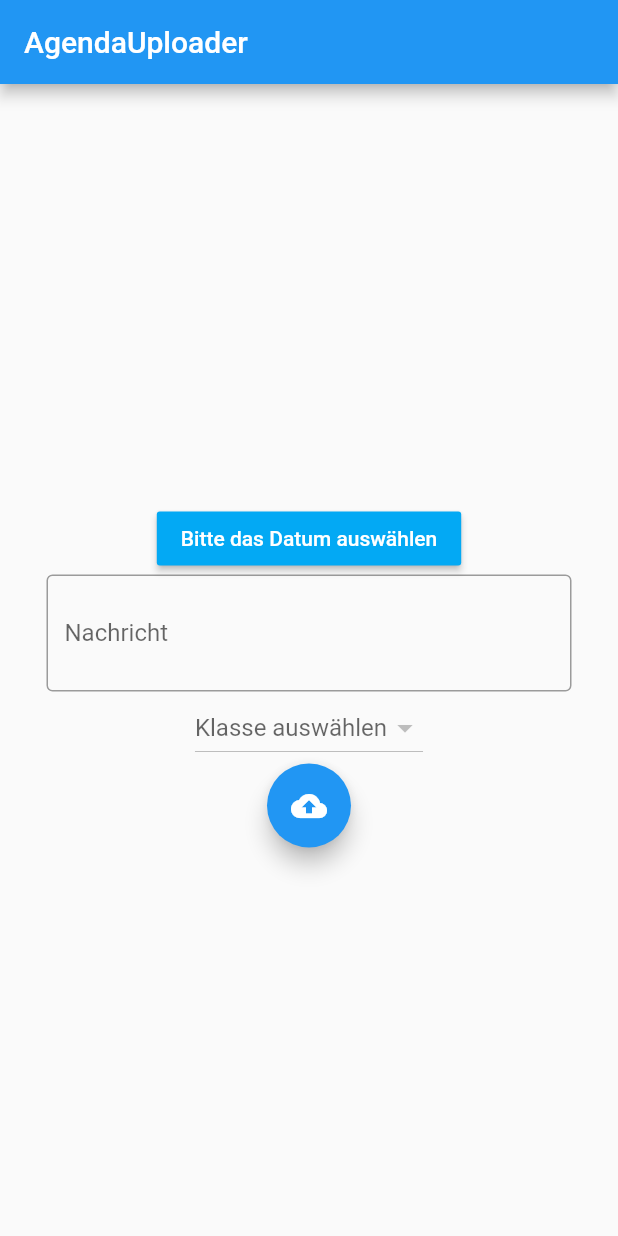
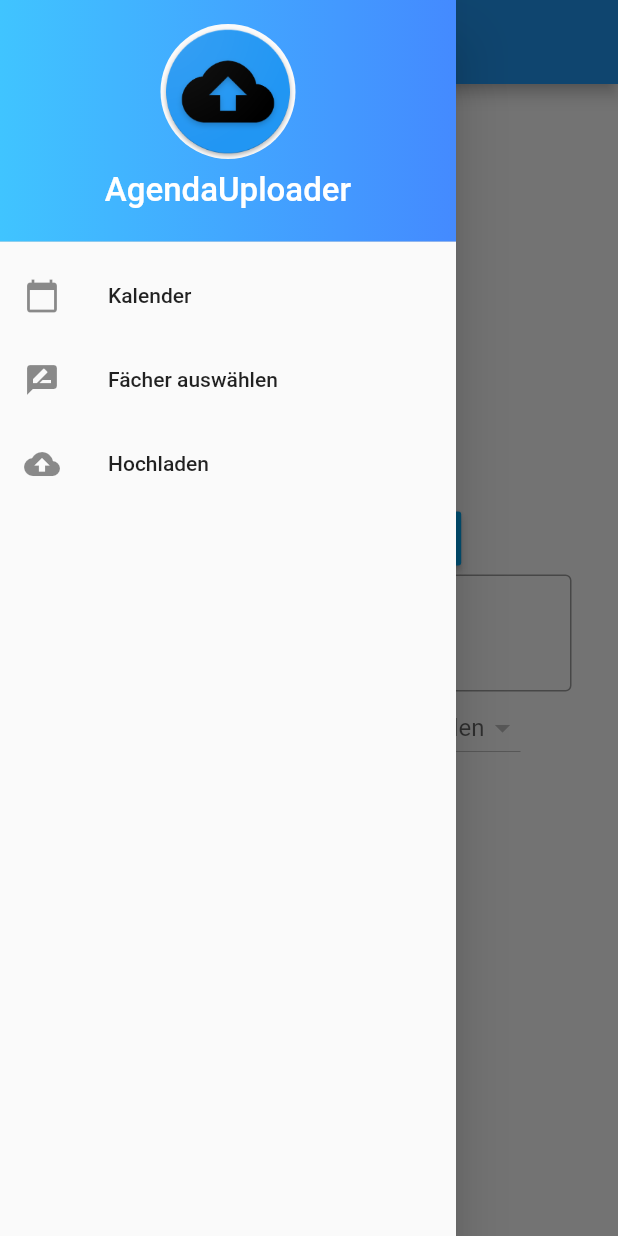
Before and after one commit to wdjpng/AgendaUploader, a Flutter app: the screen it shows after launch, with the side drawer open (before the commit the screen has no drawer), on a phone screen of 412 x 824 dp. Run offline on Flutter 3.47's test engine with Material 2 defaults, Android fonts, the phone set to English and light mode, and no system bars; our stand-ins replace cloud_firestore, rflutter_alert, sqflite, table_calendar; accounts and stored records are empty.

Commit message:
Added functionality to chose subjects, see messages and add mew messages in the calendar

```diff
--- /dev/null
+++ b/lib/Data.dart
@@ -0,0 +1,7 @@
+class Data{
+  DateTime dateTime;
+
+  Data(DateTime dateTime){
+    this.dateTime = dateTime;
+  }
+}
--- /dev/null
+++ b/lib/database_helpers.dart
@@ -0,0 +1,77 @@
+import 'dart:io';
+import 'package:path/path.dart';
+import 'package:sqflite/sqflite.dart';
+import 'package:path_provider/path_provider.dart';
+import 'dart:async';
+
+// database table and column names
+final String tableSubjects = 'subjects';
+final String columnId = '_id';
+final String columnIsSelected = 'isSelected';
+final String columnName = 'name';
+
+//Source: https://pusher.com/tutorials/local-data-flutter
+
+// singleton class to manage the database
+class DatabaseHelper {
+
+  // This is the actual database filename that is saved in the docs directory.
+  static final _databaseName = "sqliteData.db";
+  // Increment this version when you need to change the schema.
+  static final _databaseVersion = 4;
+
+  // Make this a singleton class.
+  DatabaseHelper._privateConstructor();
+  static final DatabaseHelper instance = DatabaseHelper._privateConstructor();
+
+  // Only allow a single open connection to the database.
+  static Database _database;
+  Future<Database> get database async {
+    if (_database != null) return _database;
+    _database = await _initDatabase();
+    return _database;
+  }
+
+  // open the database
+  _initDatabase() async {
+    // The path_provider plugin gets the right directory for Android or iOS.
+    Directory documentsDirectory = await getApplicationDocumentsDirectory();
+    String path = join(documentsDirectory.path, _databaseName);
+    // Open the database. Can also add an onUpdate callback parameter.
+    return await openDatabase(path,
+        version: _databaseVersion,
+        onCreate: _onCreate);
+  }
+
+  // SQL string to create the database
+  Future _onCreate(Database db, int version) async {
+    await db.execute('''
+              CREATE TABLE $tableSubjects (
+                $columnIsSelected BOOL NOT NULL,
+                $columnName TEXT NOT NULL
+              )
+              ''');
+  }
+
+  // Database helper methods:
+  insertSubjectIfAbsent(String name) async {
+    Database db = await database;
+    List<Map> result = await db.rawQuery('SELECT * FROM subjects WHERE name=?', [name]);
+    if(result.length==0){
+      db.rawInsert('INSERT INTO subjects(name, isSelected) VALUES(?, ?)', [name, false]);
+    }
+  }
+
+  updateSubjectSelection(String name, bool newValue) async {
+    Database db = await database;
+    await db.rawUpdate('UPDATE subjects SET isSelected = ? WHERE name = ?''', [newValue, name]);
+  }
+
+  Future<List<Map>> getSavedSubjects() async {
+    Database db = await database;
+    List<Map> result = await db.query(tableSubjects);
+
+    return result;
+
+  }
+}
--- /dev/null
+++ b/lib/drawer.dart
@@ -0,0 +1,67 @@
+import 'package:flutter/material.dart';
+import 'selectorPage.dart';
+import 'eventsPage.dart';
+import 'onlineUploaderPage.dart';
+
+class DrawerOnly extends StatelessWidget {
+  @override
+  Widget build (BuildContext context) {
+    return new Drawer(
+        child: new ListView(
+          children: <Widget>[
+            new DrawerHeader(
+              child: new Container(
+                child:Column(
+                    children: <Widget>[
+                      Material(
+                        borderRadius: BorderRadius.all(Radius.circular(80.0)),
+                        elevation: 0,
+                        child: Padding(padding : EdgeInsets.all(0.0),
+                        child: Image.asset('assets/images/icon.png', width:90, height:90),),
+                      ),
+                      Padding(padding: EdgeInsets.all(8.0), child: Text('AgendaUploader', style: TextStyle(color: Colors.white, fontSize: 22.0),))
+                    ]
+                )
+              ),
+              decoration: new BoxDecoration(
+                  gradient: LinearGradient(colors: <Color>[Colors.lightBlueAccent, Colors.blueAccent])
+              ),
+            ),
+            new ListTile(
+              title: new Text("Kalender"),
+              leading: new Icon( Icons.calendar_today),
+              onTap: () {
+                Navigator.pop(context);
+                Navigator.push(
+                  context,
+                  MaterialPageRoute(builder: (context) => EventsPage(title: 'AgendaApp'))
+                );
+              }
+            ),
+            new ListTile(
+                title: new Text("Fächer auswählen"),
+                leading: new Icon( Icons.rate_review),
+                onTap: () {
+                  Navigator.pop(context);
+                  Navigator.push(
+                      context,
+                      MaterialPageRoute(builder: (context) => SelectorPage())
+                  );
+                }
+            ),
+            new ListTile(
+                title: new Text("Hochladen"),
+                leading: new Icon( Icons.cloud_upload),
+                onTap: () {
+                  Navigator.pop(context);
+                  Navigator.push(
+                      context,
+                      MaterialPageRoute(builder: (context) => OnlineUploaderPage())
+                  );
+                }
+            ),
+          ],
+        )
+    );
+  }
+}
--- a/lib/main.dart
+++ b/lib/main.dart
@@ -1,4 +1,4 @@
-import 'uploaderPage.dart';
+import 'onlineUploaderPage.dart';
 import 'package:flutter/material.dart';
 
 void main() => runApp(MyApp());
@@ -8,7 +8,7 @@ class MyApp extends StatelessWidget {
   Widget build(BuildContext context) {
     return MaterialApp(
       title: 'AgendaUploader',
-      home: UploaderPage(title: 'AgendaUploader'),
+      home: OnlineUploaderPage(title: 'AgendaUploader'),
     );
   }
 }
--- a/lib/uploaderPage.dart
+++ b/lib/onlineUploaderPage.dart
@@ -2,29 +2,41 @@ import 'dart:async';
 import 'package:flutter/material.dart';
 import 'package:rflutter_alert/rflutter_alert.dart';
 import 'package:cloud_firestore/cloud_firestore.dart';
+import 'Data.dart';
+import 'drawer.dart';
+import 'database_helpers.dart';
 
 String selected;
-List<String> classes = List<String>();
+List<String> chosenSubjects = List<String>();
 
-class UploaderPage extends StatefulWidget {
-  UploaderPage({Key key, this.title}) : super(key: key);
-
-  final String title;
+class OnlineUploaderPage extends StatefulWidget {
+  final Data data;
+  final String title = "AgendaApp";
+  OnlineUploaderPage({Key key, title, this.data}) : super(key: key);
 
   @override
-  _UploaderPageState createState() => _UploaderPageState();
+  _OnlineUploaderPageState createState() => _OnlineUploaderPageState(data);
 }
 
-class _UploaderPageState extends State<UploaderPage> {
+class _OnlineUploaderPageState extends State<OnlineUploaderPage> {
   TextEditingController messageText = new TextEditingController();
-
   DateTime selectedDate = DateTime.now();
   DateTime initialDateTime;
+  Data data;
+  bool pageIsStartedWithContext;
+
+  _OnlineUploaderPageState(Data data){
+    this.data = data;
+  }
 
   @override
   void initState() {
     super.initState();
     initialDateTime = selectedDate;
+    if(data!=null){
+      selectedDate=data.dateTime;
+    }
+    pageIsStartedWithContext=selectedDate!=initialDateTime;
   }
 
   Future<Null> _selectDate(BuildContext context) async {
@@ -95,14 +107,14 @@ class _UploaderPageState extends State<UploaderPage> {
     return true;
   }
 
-  void resetFields(){
+  void resetFields(BuildContext context){
     messageText.text = "";
     selectedDate = initialDateTime;
   }
+
   void pushEvent(String message){
     Firestore.instance.collection('events').document()
         .setData({ 'message': message, 'dateOfEvent': selectedDate, 'subject' : selected });
-    resetFields();
   }
 
   void onUploadButtonPressed(BuildContext context, TextEditingController textEditingController){
@@ -115,14 +127,36 @@ class _UploaderPageState extends State<UploaderPage> {
     pushEvent(message);
     showMessage(context, "DATEN ERFOLGREICH HOCHGELADEN", "", AlertType.success);
     FocusScope.of(context).requestFocus(new FocusNode());
-    resetFields();
+    resetFields(context);
   }
 
-  void updateClasses(List<DocumentSnapshot> snapshot){
-    classes = [];
-    for(var i = 0; i < snapshot.length; i++){
-      classes.add(snapshot[i]['name']);
+  updateChosenEvents() async{
+    DatabaseHelper helper = DatabaseHelper.instance;
+    List<Map> subjects = await helper.getSavedSubjects();
+
+    chosenSubjects = List<String>();
+
+    for(var i = 0; i < subjects.length; i++){
+      if(subjects[i][columnIsSelected] == 1){
+        chosenSubjects.add(subjects[i][columnName]);
+      }
     }
+  }
+
+  String getDropDownListHint(){
+    if(chosenSubjects.length==0){
+      return 'Bitte zuerst die Klasse(n) auswählen';
+    }
+
+    return 'Klasse auswählen';
+  }
+
+  Widget getDrawer(){
+    if(pageIsStartedWithContext){
+      return null;
+    }
+
+    return DrawerOnly();
   }
 
   @override
@@ -131,8 +165,9 @@ class _UploaderPageState extends State<UploaderPage> {
       stream: Firestore.instance.collection('subjects').snapshots(),
       builder: (BuildContext context, snapshot) {
         if (!snapshot.hasData) return LinearProgressIndicator();
-        updateClasses(snapshot.data.documents);
+        updateChosenEvents();
         return Scaffold(
+          drawer: getDrawer(),
           appBar: AppBar(
             title: Text(widget.title),
           ),
@@ -161,8 +196,8 @@ class _UploaderPageState extends State<UploaderPage> {
                 ),
                 DropdownButton<String>(
                   value: selected,
-                  hint: Text('Klasse auswählen'),
-                  items: classes
+                  hint: Text(getDropDownListHint()),
+                  items: chosenSubjects
                       .map((label) => DropdownMenuItem(
                     child: Text(label),
                     value: label,
--- a/pubspec.yaml
+++ b/pubspec.yaml
@@ -17,8 +17,11 @@ environment:
   sdk: ">=2.1.0 <3.0.0"
 
 dependencies:
+  table_calendar: ^1.1.4
   rflutter_alert: ^1.0.2
   cloud_firestore: ^0.9.0
+  sqflite: any
+  path_provider: any
   flutter:
     sdk: flutter
 
@@ -42,6 +45,8 @@ flutter:
   # the material Icons class.
   uses-material-design: true
 
+  assets:
+    - assets/images/icon.png
   # To add assets to your application, add an assets section, like this:
   # assets:
   #  - images/a_dot_burr.jpeg
```
Also changed, not shown: lib/Event.dart (added, +27 -0 lines), lib/eventsPage.dart (added, +238 -0 lines), lib/selectorPage.dart (added, +65 -0 lines), assets/images/icon.png (added), pubspec.lock.
